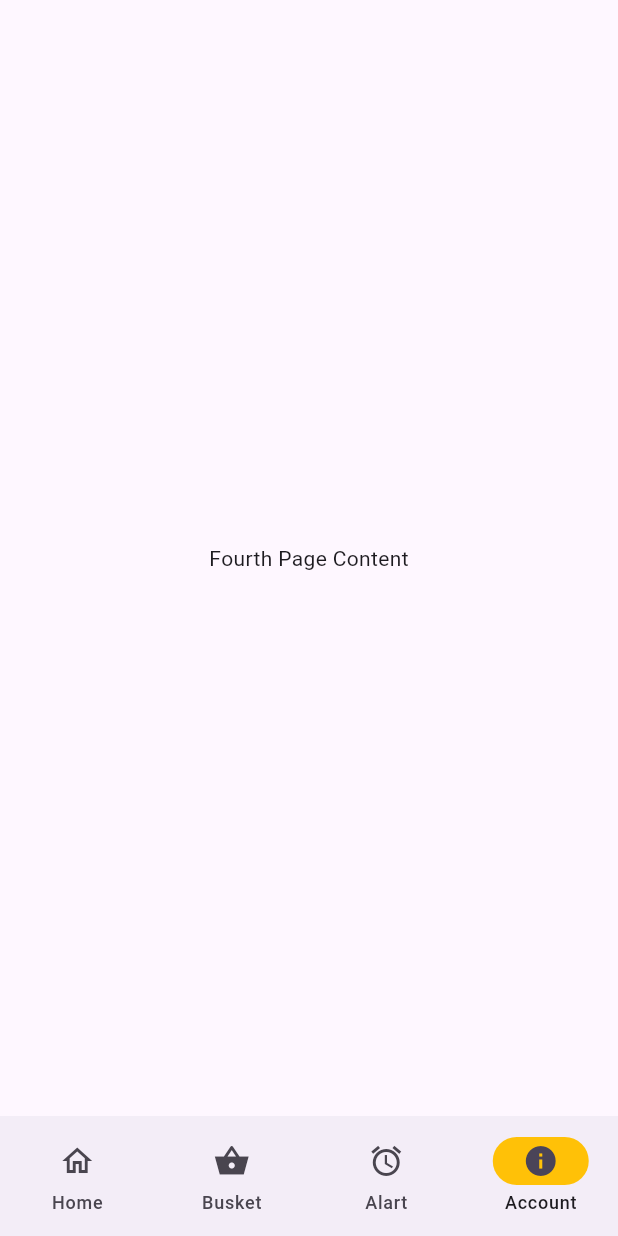
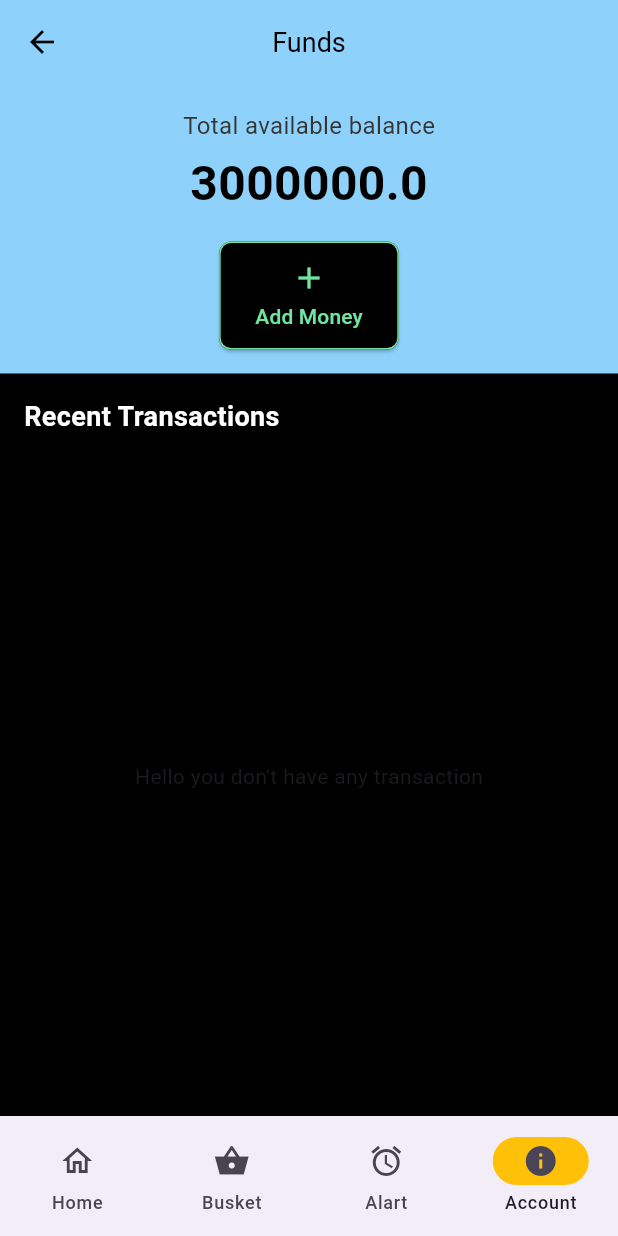
Before and after one commit to hi-sushanta/DamTrade, a Flutter app: the screen it shows once a user with an empty profile is signed in, item 4 of the bottom bar chosen, on a phone screen of 412 x 824 dp. Run offline on Flutter 3.47's test engine with Material 3 defaults, Android fonts, the phone set to English and light mode, and no system bars; our stand-ins replace firebase_auth, firebase_core; missing offline and left inert: firebase_ui_auth, firebase_ui_oauth_google, flutter_swipe_button; accounts and stored records are empty; network calls fail.

Commit message:
some important feature I adde

```diff
--- a/damtrade/lib/pages/busket_page.dart
+++ b/damtrade/lib/pages/busket_page.dart
@@ -1,7 +1,7 @@
 import 'package:flutter/material.dart';
 import 'package:flutter_swipe_button/flutter_swipe_button.dart';
 import 'dart:async';
-import '../main.dart';
+import 'package:damtrade/main.dart';
 import 'stock_service.dart';
 import 'home.dart';
 
@@ -71,11 +71,13 @@ class _PortfolioPageState extends State<_PortfolioPage> {
     }
   }
 
-  void _handleSwipeAction(int index) {
+  void _handleSwipeAction(int index,double amount) {
     setState(() {
-      watchlist!.protfollio[userId]!.removeAt(index);
-      orderType = [];
-      _updateProfitLoss();
+        watchlist!.incrasePrice(userId, amount);
+        watchlist!.protfollio[userId]!.removeAt(index);
+        orderType = [];
+        _updateProfitLoss();
+
     });
   }
 
@@ -274,7 +276,7 @@ class _PortfolioPageState extends State<_PortfolioPage> {
                       activeThumbColor: orderType[index] == 'Buy'
                           ? Colors.red[300]
                           : Colors.blue[300],
-                      onSwipe: () => _handleSwipeAction(index),
+                      onSwipe: () => _handleSwipeAction(index,(holding['investedAmount']+(holding['plAmount']))),
                       borderRadius: BorderRadius.circular(30.0),
                       height: 60.0,
                       child: Text(
--- /dev/null
+++ b/damtrade/lib/pages/fund_page.dart
@@ -0,0 +1,206 @@
+import 'package:damtrade/pages/home.dart';
+import 'package:flutter/material.dart';
+import '../main.dart';
+
+class FundsPage extends StatelessWidget {
+
+
+  FundsPage({super.key});
+
+
+
+  @override
+  Widget build(BuildContext context) {
+    return Scaffold(
+      backgroundColor: Colors.black, // Background color
+      appBar: AppBar(
+        title: Text(
+          'Funds',
+          style: TextStyle(
+            color: Colors.black,
+            fontSize: 18,
+          ),
+        ),
+        backgroundColor: Color(0xFF8ED2FC),
+        elevation: 0,
+        centerTitle: true,
+        leading: IconButton(
+          icon: Icon(Icons.arrow_back, color: Colors.black),
+          onPressed: () => Navigator.of(context).pop(),
+        ),
+      ),
+      body: Column(
+        crossAxisAlignment: CrossAxisAlignment.center,
+        children: [
+          Container(
+            padding: EdgeInsets.symmetric(vertical: 16),
+            color: Color(0xFF8ED2FC), // Light blue color
+            child: Column(
+              children: [
+                Text(
+                  'Total available balance',
+                  style: TextStyle(fontSize: 16, color: const Color.fromARGB(255, 52, 52, 52)),
+                ),
+                SizedBox(height: 4),
+                Text(
+                  '${watchlist!.amountHave[userId]}',
+                  style: TextStyle(fontSize: 32, fontWeight: FontWeight.bold, color: Colors.black),
+                ),
+                SizedBox(height: 16),
+                Row(
+                  mainAxisAlignment: MainAxisAlignment.center,
+                  children: [
+                    _buildActionButton(Icons.add, 'Add Money', Color(0xFF70E5A0)),
+                    // SizedBox(width: 16),
+                    // _buildActionButton(Icons.remove, 'Withdraw', Color(0xFFFFAB91)),
+                  ],
+                ),
+              ],
+            ),
+          ),
+          SizedBox(height: 16),
+          Padding(
+            padding: const EdgeInsets.symmetric(horizontal: 16.0),
+            child: Align(
+              alignment: Alignment.centerLeft,
+              child: Text(
+                'Recent Transactions',
+                style: TextStyle(
+                  fontSize: 18,
+                  fontWeight: FontWeight.bold,
+                  color: Colors.white,
+                ),
+              ),
+            ),
+          ),
+            Expanded(
+              child:  (watchlist!.amountAddHistory[userId]!.isNotEmpty) ?
+                      ListView(
+                        children: [
+                          _buildTransactionItem(
+                            icon: Icons.add,
+                            label: 'Add Money',
+                            date: '12 June, 2023',
+                            amount: '+2,000',
+                            color: Color(0xFF70E5A0),
+                          ),
+                          _buildTransactionItem(
+                            icon: Icons.add,
+                            label: 'Add Money',
+                            date: '02 June, 2023',
+                            amount: '+4,000',
+                            color: Color(0xFF70E5A0),
+                          ),
+                          _buildTransactionItem(
+                            icon: Icons.add,
+                            label: 'Add Money',
+                            date: '20 May, 2023',
+                            amount: '+7,000',
+                            color: Color(0xFF70E5A0),
+                          ),
+                          _buildTransactionItem(
+                            icon: Icons.add,
+                            label: 'Add Money',
+                            date: '07 April, 2023',
+                            amount: '+1,000',
+                            color: Color(0xFF70E5A0),
+                          ),
+                          _buildTransactionItem(
+                            icon: Icons.add,
+                            label: 'Add Money',
+                            date: '07 April, 2023',
+                            amount: '+1,000',
+                            color: Color(0xFF70E5A0),
+                          ),
+                          _buildTransactionItem(
+                            icon: Icons.add,
+                            label: 'Add Money',
+                            date: '07 April, 2023',
+                            amount: '+1,000',
+                            color: Color(0xFF70E5A0),
+                          ),
+                          _buildTransactionItem(
+                            icon: Icons.add,
+                            label: 'Add Money',
+                            date: '07 April, 2023',
+                            amount: '+1,000',
+                            color: Color(0xFF70E5A0),
+                          ),
+                          _buildTransactionItem(
+                            icon: Icons.add,
+                            label: 'Add Money',
+                            date: '07 April, 2023',
+                            amount: '+1,000',
+                            color: Color(0xFF70E5A0),
+                          ),
+                          _buildTransactionItem(
+                            icon: Icons.add,
+                            label: 'Add Money',
+                            date: '07 April, 2023',
+                            amount: '+1,000',
+                            color: Color(0xFF70E5A0),
+                          ),
+                        ],
+                  )
+                  :const Center(
+                  child: Text("Hello you don't have any transaction"),
+                  ),
+              )
+        ],
+      ),
+    );
+  }
+
+  Widget _buildActionButton(IconData icon, String label, Color color) {
+    return ElevatedButton(
+      onPressed: () {},
+      style: ElevatedButton.styleFrom(
+        backgroundColor: Colors.black, // Button background color
+        shape: RoundedRectangleBorder(
+          borderRadius: BorderRadius.circular(8),
+          side: BorderSide(color: color),
+        ),
+        padding: EdgeInsets.symmetric(vertical: 12, horizontal: 24),
+      ),
+      child: Column(
+        children: [
+          Icon(icon, color: color, size: 24),
+          SizedBox(height: 4),
+          Text(
+            label,
+            style: TextStyle(color: color),
+          ),
+        ],
+      ),
+    );
+  }
+
+  Widget _buildTransactionItem({
+    required IconData icon,
+    required String label,
+    required String date,
+    required String amount,
+    required Color color,
+  }) {
+    return ListTile(
+      leading: Container(
+        padding: EdgeInsets.all(8),
+        decoration: BoxDecoration(
+          color: color.withOpacity(0.2),
+          borderRadius: BorderRadius.circular(8),
+        ),
+        child: Icon(icon, color: color),
+      ),
+      title: Text(label, style: TextStyle(fontSize: 16, color: Colors.white)),
+      subtitle: Text(date, style: TextStyle(color: Colors.grey)),
+      trailing: Text(
+        amount,
+        style: TextStyle(
+          color: color,
+          fontSize: 16,
+          fontWeight: FontWeight.bold,
+        ),
+      ),
+    );
+  }
+}
--- a/damtrade/lib/pages/home.dart
+++ b/damtrade/lib/pages/home.dart
@@ -8,6 +8,7 @@ import 'dart:async';
 import 'search_bar_desgine.dart';
 import  'busket_page.dart';
 import 'stock_buy.dart';
+import 'fund_page.dart';
 
 final userId = FirebaseAuth.instance.currentUser!.uid;
 
@@ -62,12 +63,11 @@ class HomePage extends StatefulWidget {
 class _HomePageState extends State<HomePage> with TickerProviderStateMixin{
     //String? user = FirebaseAuth.instance.currentUser!.email ?? FirebaseAuth.instance.currentUser!.displayName;
   int _selectedIndex = 0; // Track the selected index for the navigation bar
-
   final List<Widget> _pages = [
     BaseHome(), // Replace with your content widget for Home
     SecondPageContent(), // Replace with your content widget for second tab
     ThirdPageContent(), // Replace with your content widget for third tab
-    FourthPageContent(), // Replace with your content widget for fourth tab
+    FundsPage(), // Replace with your content widget for fourth tab
   ];
 
 
--- a/damtrade/lib/pages/stock_buy.dart
+++ b/damtrade/lib/pages/stock_buy.dart
@@ -47,8 +47,16 @@ class _StockBuyPageState extends State<StockBuyPage> {
     // Navigate back to the home screen.
     if (_quantityController.text.isNotEmpty){
       if (int.tryParse(_quantityController.text)! > 0){
-        watchlist!.addProtfolio(userId, widget.stockName,"Buy", int.tryParse(_quantityController.text)!, widget.livePrice, double.parse(_priceController.text)
-                                ,widget.livePrice,0);
+
+          if (watchlist!.amountHave[userId]! > double.parse(_priceController.text)){
+
+              watchlist!.addProtfolio(userId, widget.stockName,"Buy", int.tryParse(_quantityController.text)!, widget.livePrice, double.parse(_priceController.text)
+                                      ,widget.livePrice,0);
+              watchlist!.decrasePrice(userId, double.parse(_priceController.text));
+
+          } else{
+            debugPrint("Not enough money have in your wallet");
+          }
       }
     }
     Navigator.pop(context);
--- a/damtrade/lib/pages/stock_sell.dart
+++ b/damtrade/lib/pages/stock_sell.dart
@@ -1,7 +1,8 @@
 import 'package:flutter/material.dart';
 import 'package:flutter_swipe_button/flutter_swipe_button.dart';
 import 'home.dart';
-import '../main.dart';
+import 'package:damtrade/main.dart';
+
 class StockSellPage extends StatefulWidget {
   final String stockName;
   final double livePrice;
@@ -45,7 +46,12 @@ class _StockSellPageState extends State<StockSellPage> {
       int quantityToSell = int.tryParse(_quantityController.text) ?? 1;
       if (quantityToSell > 0) {
         // Add selling information to the portfolio
-        watchlist!.addProtfolio(userId, widget.stockName, "Sell", quantityToSell, widget.livePrice, double.parse(_priceController.text), widget.livePrice, 0);
+        if (watchlist!.amountHave[userId]! > double.parse(_priceController.text)){
+              watchlist!.addProtfolio(userId, widget.stockName, "Sell", quantityToSell, widget.livePrice, double.parse(_priceController.text), widget.livePrice, 0);
+              watchlist!.decrasePrice(userId, double.parse(_priceController.text));
+        } else{
+          debugPrint("not enough money have in your wallet");
+        }
         // Navigate back to the home screen
         Navigator.pop(context);
       } else {
--- a/damtrade/lib/pages/watch_list_info.dart
+++ b/damtrade/lib/pages/watch_list_info.dart
@@ -1,11 +1,17 @@
 
 
+
+import 'dart:math';
+import 'package:damtrade/pages/home.dart';
+import 'package:flutter/material.dart';
+import 'package:damtrade/main.dart';
 
 class WatchlistItem {
   String? uuid;
   Map<String,Map<String,List>> data = {};
   Map<String,List<Map<String,dynamic>>> protfollio = {};
   Map<String,double> amountHave = {};
+  Map<String,List<List>> amountAddHistory = {};
   WatchlistItem(this.uuid){
     addData(uuid!);
     protfollio[uuid!] = [
@@ -20,6 +26,7 @@ class WatchlistItem {
       // },
     ];
     amountHave[uuid!] = 3000000.0;
+    amountAddHistory[uuid!] = [];
   }
 
 
@@ -33,6 +40,10 @@ class WatchlistItem {
     // ["jio","reliance","tata"]
     ]
     };
+  }
+
+  void addHistory(Icons icon , String label, String date, String amount, {String color= "S0xFF70E5A0"}){
+    watchlist!.amountAddHistory[userId]!.add([icon,label,date,amount,color]);
   }
 
   void addProtfolio(String uuid, String stockName,String orederType,int quantity,double avgPrice,double invPrice,double currPrice,double plAmount){
@@ -58,6 +69,12 @@ class WatchlistItem {
 
   }
 
+  void decrasePrice(String uuid, double amount){
+    watchlist!.amountHave[uuid] = watchlist!.amountHave[uuid]! - amount;
+  }
+  void incrasePrice(String uuid,double amount){
+    watchlist!.amountHave[uuid] = watchlist!.amountHave[uuid]! + amount;
+  }
   bool ifHaveStock(String uuid, int index, String stockAndExchange){
     for (String stock in data["data"]![uuid]![index]){
       if (stock == stockAndExchange){
```
